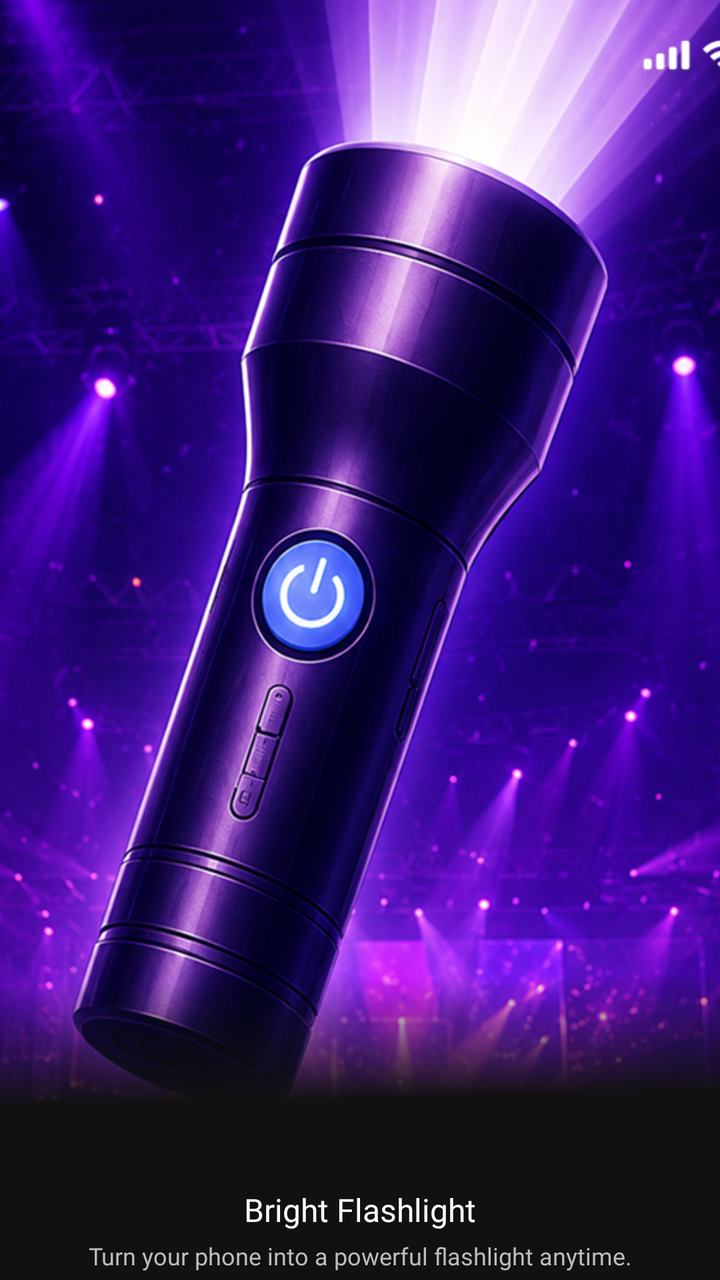
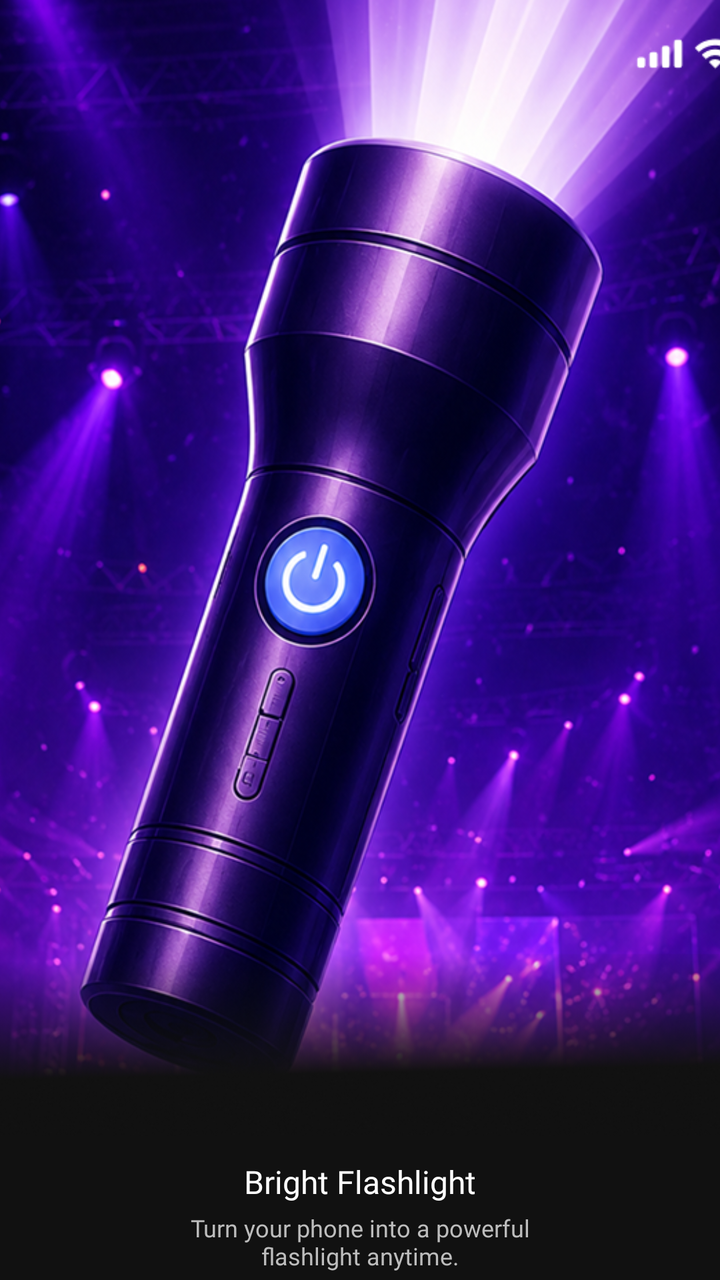

Screens rendered from an Android XML layout before and after an edit, with the pre-edit source and the edit as a unified diff.
<!-- AndroidManifest.xml: application theme Theme.Flashlight -->
<!-- res/layout/item_onboarding_page.xml -->
<?xml version="1.0" encoding="utf-8"?>
<LinearLayout
    xmlns:android="http://schemas.android.com/apk/res/android"
    android:layout_width="match_parent"
    android:layout_height="match_parent"
    android:orientation="vertical"
    android:gravity="center|top"
    android:background="#111111"
    android:paddingBottom="4dp">

    
    <ImageView
        android:id="@+id/imgHero"
        android:layout_width="match_parent"
        android:layout_height="0dp"
        android:layout_weight="1"
        android:scaleType="centerCrop"
        android:src="@drawable/bg_onb1"
        android:contentDescription="Onboarding illustration" />

    
    <TextView
        android:id="@+id/tvTitle"
        android:layout_width="wrap_content"
        android:layout_height="wrap_content"
        android:layout_marginTop="12dp"
        android:fontFamily="@font/plus_jakarta_sans_semibold"
        android:text="Bright Flashlight"
        android:textColor="#FFFFFF"
        android:textSize="16sp"
        android:gravity="center" />

    
    <TextView
        android:id="@+id/tvDescription"
        android:layout_width="match_parent"
        android:layout_height="wrap_content"
        android:layout_marginHorizontal="16dp"
        android:layout_marginTop="4dp"
        android:fontFamily="@font/plus_jakarta_sans_regular"
        android:gravity="center"
        android:text="Turn your phone into a powerful flashlight anytime."
        android:textColor="#BDBDBD"
        android:textSize="12sp" />

</LinearLayout>
<!-- resources referenced by this layout -->
<resources>
  <!-- drawable bg_onb1: png bitmap (drawable, 800520 bytes) -->
  <style name="Theme.Flashlight" parent="Theme.MaterialComponents.DayNight.NoActionBar">
          
          <item name="colorPrimary">@color/purple_500</item>
          <item name="colorPrimaryVariant">@color/purple_700</item>
          <item name="colorOnPrimary">@color/white</item>
          
          <item name="colorSecondary">@color/teal_200</item>
          <item name="colorSecondaryVariant">@color/teal_700</item>
          <item name="colorOnSecondary">@color/black</item>
          
          <item name="android:statusBarColor">@android:color/transparent</item>
          <item name="android:navigationBarColor">@android:color/transparent</item>
          <item name="android:windowLightStatusBar">false</item>
      </style>
  <color name="purple_500">#FF6200EE</color>
  <color name="purple_700">#FF3700B3</color>
  <color name="white">#FFFFFFFF</color>
  <color name="teal_200">#FF03DAC5</color>
  <color name="teal_700">#FF018786</color>
  <color name="black">#FF000000</color>
</resources>

<!-- the commit's change to res/layout/item_onboarding_page.xml (unified diff, before → after) -->
@@ -25,7 +25,7 @@
         android:layout_height="wrap_content"
         android:layout_marginTop="12dp"
         android:fontFamily="@font/plus_jakarta_sans_semibold"
-        android:text="Bright Flashlight"
+        android:text="@string/onb_title_1"
         android:textColor="#FFFFFF"
         android:textSize="16sp"
         android:gravity="center" />
@@ -39,7 +39,7 @@
         android:layout_marginTop="4dp"
         android:fontFamily="@font/plus_jakarta_sans_regular"
         android:gravity="center"
-        android:text="Turn your phone into a powerful flashlight anytime."
+        android:text="@string/onb_desc_1"
         android:textColor="#BDBDBD"
         android:textSize="12sp" />
 
<!-- resource entries referenced after the edit -->
@@ -1,6 +1,8 @@
 <!-- resources referenced by this layout -->
 <resources>
   <!-- drawable bg_onb1: png bitmap (drawable, 800520 bytes) -->
+  <string name="onb_desc_1">Turn your phone into a powerful\nflashlight anytime.</string>
+  <string name="onb_title_1">Bright Flashlight</string>
   <style name="Theme.Flashlight" parent="Theme.MaterialComponents.DayNight.NoActionBar">
           
           <item name="colorPrimary">@color/purple_500</item>
